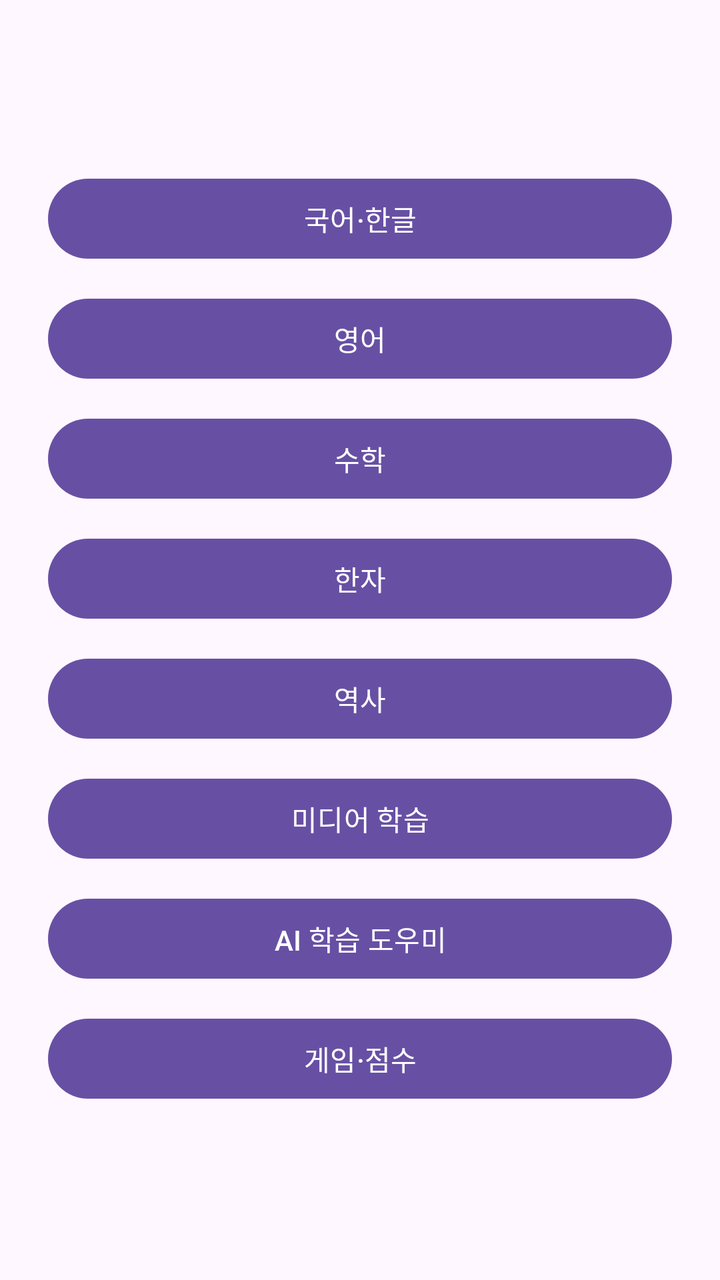
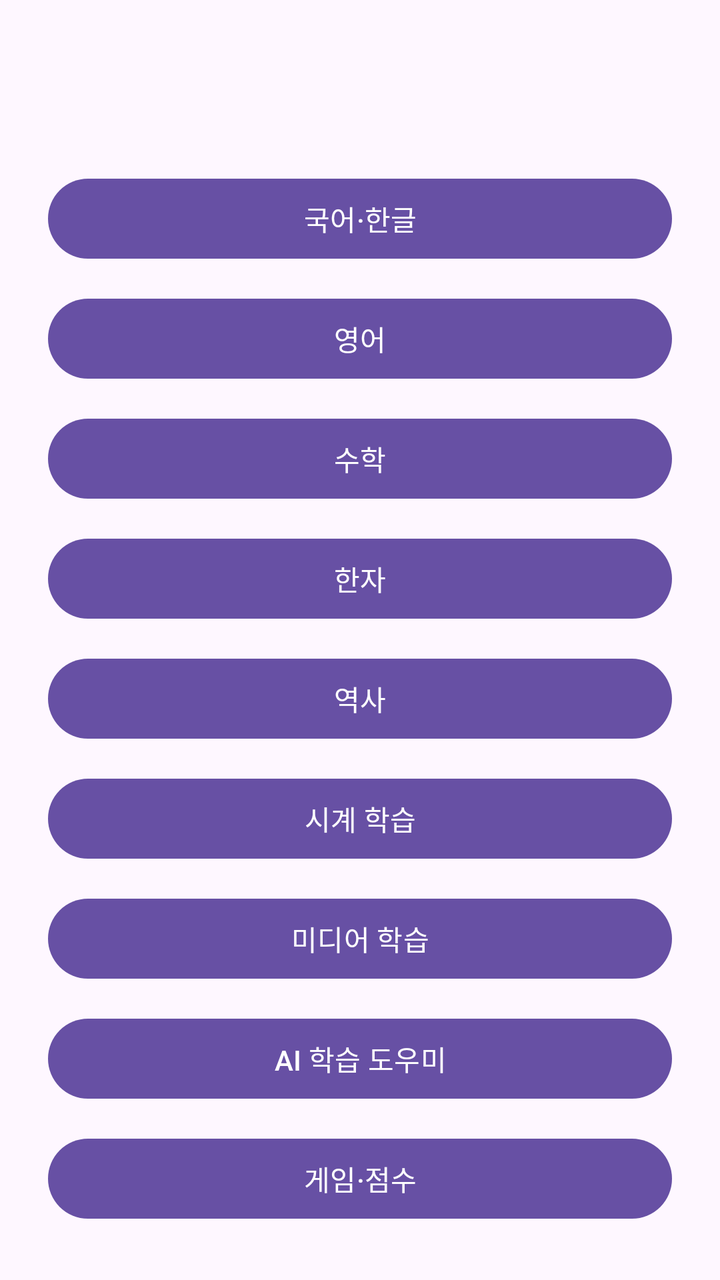

Two renders of the same Android screen: before a commit and after it. Below are the layout's source before the change and the commit's diff.
<!-- AndroidManifest.xml: application theme Theme.Eunhyo2 -->
<!-- res/layout/activity_school_menu.xml -->
<?xml version="1.0" encoding="utf-8"?>
<ScrollView xmlns:android="http://schemas.android.com/apk/res/android"
    android:layout_width="match_parent"
    android:layout_height="match_parent">

    <LinearLayout
        android:layout_width="match_parent"
        android:layout_height="wrap_content"
        android:orientation="vertical"
        android:padding="24dp">

        <TextView
            android:id="@+id/textSchoolLevel"
            android:layout_width="match_parent"
            android:layout_height="wrap_content"
            android:gravity="center"
            android:textAppearance="@style/TextAppearance.Material3.HeadlineMedium" />

        <com.google.android.material.button.MaterialButton
            android:id="@+id/buttonKorean"
            android:layout_width="match_parent"
            android:layout_height="wrap_content"
            android:layout_marginTop="24dp"
            android:text="국어·한글" />

        <com.google.android.material.button.MaterialButton
            android:id="@+id/buttonEnglish"
            android:layout_width="match_parent"
            android:layout_height="wrap_content"
            android:layout_marginTop="12dp"
            android:text="영어" />

        <com.google.android.material.button.MaterialButton
            android:id="@+id/buttonMath"
            android:layout_width="match_parent"
            android:layout_height="wrap_content"
            android:layout_marginTop="12dp"
            android:text="수학" />

        <com.google.android.material.button.MaterialButton
            android:id="@+id/buttonHanja"
            android:layout_width="match_parent"
            android:layout_height="wrap_content"
            android:layout_marginTop="12dp"
            android:text="한자" />

        <com.google.android.material.button.MaterialButton
            android:id="@+id/buttonHistory"
            android:layout_width="match_parent"
            android:layout_height="wrap_content"
            android:layout_marginTop="12dp"
            android:text="역사" />

        <com.google.android.material.button.MaterialButton
            android:id="@+id/buttonMedia"
            android:layout_width="match_parent"
            android:layout_height="wrap_content"
            android:layout_marginTop="12dp"
            android:text="미디어 학습" />

        <com.google.android.material.button.MaterialButton
            android:id="@+id/buttonAi"
            android:layout_width="match_parent"
            android:layout_height="wrap_content"
            android:layout_marginTop="12dp"
            android:text="AI 학습 도우미" />

        <com.google.android.material.button.MaterialButton
            android:id="@+id/buttonGame"
            android:layout_width="match_parent"
            android:layout_height="wrap_content"
            android:layout_marginTop="12dp"
            android:text="게임·점수" />
    </LinearLayout>
</ScrollView>
<!-- resources referenced by this layout -->
<resources>
  <style name="Theme.Eunhyo2" parent="Theme.Material3.DayNight.NoActionBar">
          <item name="android:windowLightStatusBar">true</item>
      </style>
</resources>

<!-- the commit's change to res/layout/activity_school_menu.xml (unified diff, before → after) -->
@@ -52,6 +52,13 @@
             android:text="역사" />
 
         <com.google.android.material.button.MaterialButton
+            android:id="@+id/buttonClock"
+            android:layout_width="match_parent"
+            android:layout_height="wrap_content"
+            android:layout_marginTop="12dp"
+            android:text="시계 학습" />
+
+        <com.google.android.material.button.MaterialButton
             android:id="@+id/buttonMedia"
             android:layout_width="match_parent"
             android:layout_height="wrap_content"
